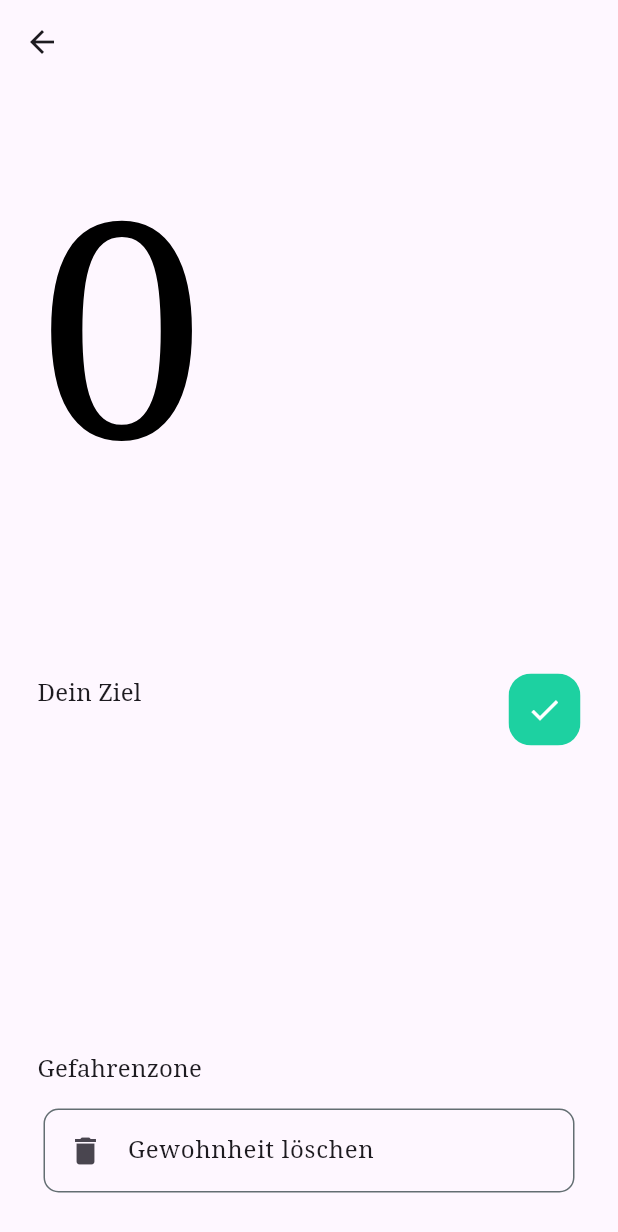
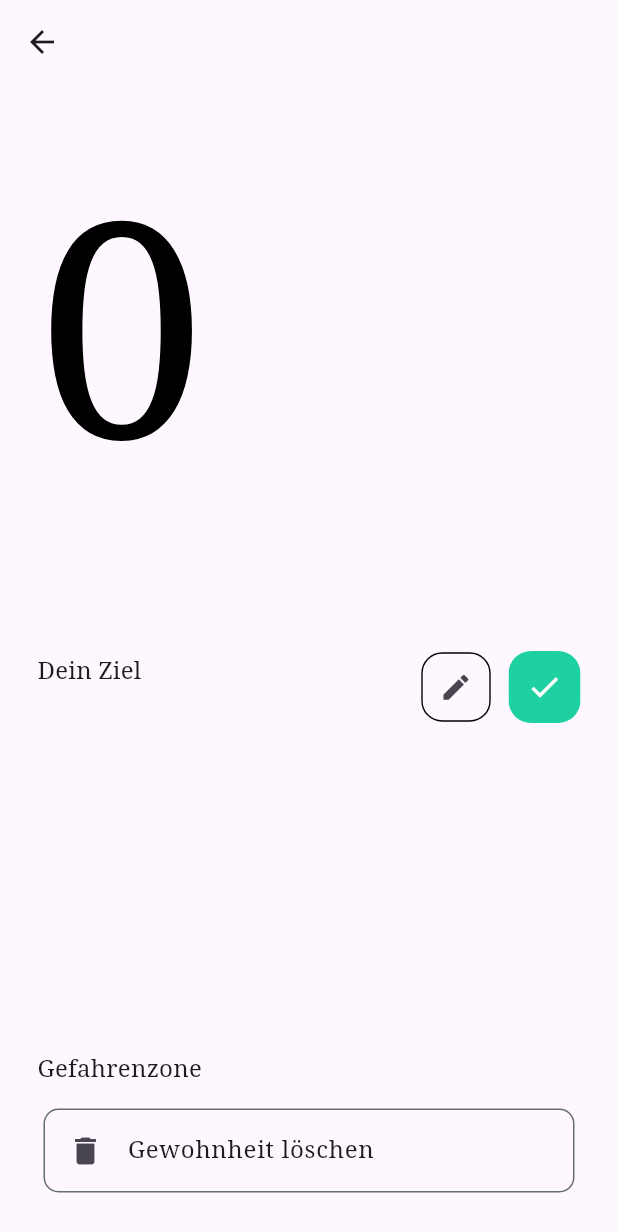
Before and after one commit to Hudlle/Habit-MVP, a Flutter app: the HabitCloseLook screen opened directly with empty values, on a phone screen of 412 x 824 dp. Shown: the top 1232 px of the screen. Run offline on Flutter 3.47's test engine with Material 3 defaults, Android fonts, the phone set to English and light mode, and no system bars; our stand-ins replace google_fonts, objectbox, rxdart; generated files the repository leaves out were written again.

Commit message:
feat: added habit name and description edit page feat: added repeating daily habit check functionality

```diff
--- a/lib/app.dart
+++ b/lib/app.dart
@@ -6,6 +6,7 @@ import 'model.dart';
 import 'default_data.dart';
 import 'pages/home.dart';
 import 'pages/habit_close_look.dart';
+import 'pages/habit_edit.dart';
 import 'pages/new_habit_name.dart';
 import 'pages/new_habit_detail.dart';
 import 'pages/how_to_goal.dart';
@@ -32,6 +33,10 @@ class HabitApp extends StatelessWidget {
         habitCloseLookRoute : (BuildContext context) {
           final habit = ModalRoute.of(context)!.settings.arguments as Habit;
           return HabitCloseLook(habit: habit);
+        },
+        habitEditRoute : (BuildContext context) {
+          final habit = ModalRoute.of(context)!.settings.arguments as Habit;
+          return HabitEdit(habit: habit);
         },
         newHabitNameRoute : (BuildContext context) => const NewHabitName(),
         newHabitDetailRoute : (BuildContext context) => const NewHabitDetail(),
--- a/lib/default_data.dart
+++ b/lib/default_data.dart
@@ -34,11 +34,15 @@ const String logInToSignUpT1 = "Du hast noch kein Konto?";
 const String logInToSignUpT2 = "Erstelle eins.";
 
 // Home
+const String welcomHeadlineT = "Was hast du heute gemacht?";
 const String daystreakT = "Tagesstreak";
 
 // Habit Close Look
 const String yourGoalTitleT = "Dein Ziel";
 const String deleteHabitT = "Gewohnheit löschen";
+
+// Habit Edit
+const String habitEditNameTitleT = "Name";
 
 // New Habit Name
 const String newHabitNameHeadlineT = "Wie heißt die neue Gewohnheit?";
@@ -93,6 +97,7 @@ const homePagePadding = <double>[25,25,25,25];
 // Routes
 const String homeRoute = "/";
 const String habitCloseLookRoute = "/habit_close_look";
+const String habitEditRoute = "/habit_edit";
 const String newHabitNameRoute = "/new_habit_name";
 const String newHabitDetailRoute = "/new_habit_detail";
 const String howToGoalRoute = "/how_to_goal";
--- a/lib/default_widgets.dart
+++ b/lib/default_widgets.dart
@@ -30,12 +30,14 @@ class CustomText extends StatelessWidget {
     required this.text,
     this.specialColor,
     this.softWrapToggle,
+    this.centerAlignToggle,
   });
 
   final TextType textType;
   final String text;
   final Color? specialColor;
   final bool? softWrapToggle;
+  final bool? centerAlignToggle;
 
   @override
   Widget build(BuildContext context) {
@@ -45,11 +47,19 @@ class CustomText extends StatelessWidget {
       TextType.body => Theme.of(context).textTheme.bodyMedium!.copyWith(color: specialColor),
     };
 
+    final TextAlign textAlign;
+    if (centerAlignToggle == null) {
+      textAlign = TextAlign.left;
+    } else {
+      textAlign = TextAlign.center;
+    }
+
     return Text(
       text,
       semanticsLabel: text,
       softWrap: softWrapToggle,
-      style: textStyle
+      style: textStyle,
+      textAlign: textAlign,
     );
   }
 }
--- a/lib/main.dart
+++ b/lib/main.dart
@@ -9,6 +9,7 @@ late ObjectBox db;
 Future<void> main() async {
   WidgetsFlutterBinding.ensureInitialized();
   db = await ObjectBox.create();
+  db.checkHabitsStatus();
 
   runApp(const HabitApp());
 }
--- a/lib/pages/habit_close_look.dart
+++ b/lib/pages/habit_close_look.dart
@@ -35,6 +35,15 @@ class _HabitCloseLookState extends State<HabitCloseLook> {
       checkedStatus = newCheckedStatus;
     });
   }
+
+  void onEdit() {
+    Navigator.pushNamed(
+      context,
+      arguments: widget.habit,
+      habitEditRoute,
+    );
+  }
+
   void deleteHabit(BuildContext context, Habit habit) {
     db.habitBox.remove(habit.id);
     log("${habit.name} löschen, aber sofort!");
@@ -43,26 +52,6 @@ class _HabitCloseLookState extends State<HabitCloseLook> {
 
   @override
   Widget build(BuildContext context) {
-    var habitDisplay = Text(
-      widget.habit.name,
-      semanticsLabel: widget.habit.name,
-      style: Theme.of(context).textTheme.displayMedium!.copyWith(
-        color: checkedStatus ? primary : Colors.black,
-      ),
-    );
-
-    var yourGoalTitle = Text(
-      yourGoalTitleT,
-      semanticsLabel: yourGoalTitleT,
-      style: Theme.of(context).textTheme.titleMedium,
-    );
-
-    var dangerZoneTitle = Text(
-      dangerZoneTitleT,
-      semanticsLabel: dangerZoneTitleT,
-      style: Theme.of(context).textTheme.titleMedium
-    );
-
     return Scaffold(
       appBar: AppBar(),
       body: Container(
@@ -84,26 +73,50 @@ class _HabitCloseLookState extends State<HabitCloseLook> {
                   ),
                 ),
               ),
-              habitDisplay,
+              CustomText(
+                text: widget.habit.name,
+                textType: TextType.headline,
+                specialColor: checkedStatus ? primary : Colors.black,
+              ),
               LargeSpacer(),
               Row(
                 children: [
                   Column(
                     crossAxisAlignment: CrossAxisAlignment.start,
                     children: [
-                      yourGoalTitle,
+                      CustomText(
+                        text: yourGoalTitleT,
+                        textType: TextType.title,
+                      ),
                       SizedBox(
                         width: 225,
-                        child: Text(
-                          widget.habit.description,
-                          semanticsLabel: widget.habit.description,
-                          softWrap: true,
-                          style: Theme.of(context).textTheme.bodyMedium,
+                        child: CustomText(
+                          text: widget.habit.description,
+                          textType: TextType.body,
+                          softWrapToggle: true,
                         ),
                       ),
                     ],
                   ),
                   Spacer(),
+                  Material(
+                    child: Center(
+                      child: Transform.scale(
+                        scale: 0.925,
+                        child: Container(
+                          decoration: BoxDecoration(
+                            border: Border.all(),
+                            borderRadius: BorderRadius.circular(15),
+                          ),
+                          child: IconButton(
+                            icon: Icon(Icons.edit),
+                            onPressed: () => onEdit(),
+                          )
+                        ),
+                      )
+                    ),
+                  ),
+                  SizedBox(width: 10,),
                   Material(
                     child: Center(
                       child: Ink(
@@ -128,7 +141,10 @@ class _HabitCloseLookState extends State<HabitCloseLook> {
                 ],
               ),
               Expanded(child: Container()),
-              dangerZoneTitle,
+              CustomText(
+                text: dangerZoneTitleT,
+                textType: TextType.title,
+              ),
               SmallSpacer(),
               GestureDetector(
                 onTap: () {
--- a/lib/pages/new_habit_name.dart
+++ b/lib/pages/new_habit_name.dart
@@ -18,7 +18,7 @@ class NewHabitName extends StatelessWidget {
             crossAxisAlignment: CrossAxisAlignment.start,
             children: [
               CustomText(
-                text: newHabitDetailHeadlineT,
+                text: newHabitNameHeadlineT,
                 textType: TextType.headline,
               ),
               const LargeSpacer(),
```
Also changed, not shown: lib/model.dart (+38 -1 lines), lib/objectbox-model.json (+11 -1 lines), lib/objectbox.dart (+10 -1 lines), lib/pages/habit_edit.dart (added, +236 -0 lines), lib/pages/home.dart (+19 -7 lines), lib/objectbox.g.dart.
